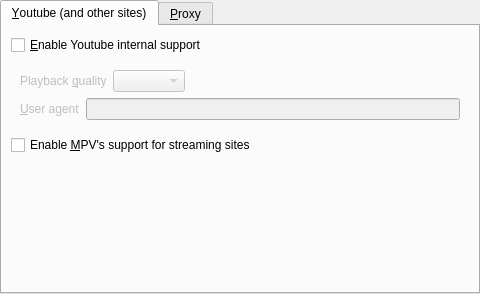
Old version of the form src/gui/pref/network.ui in the repository wilbert2000/wzplayer.
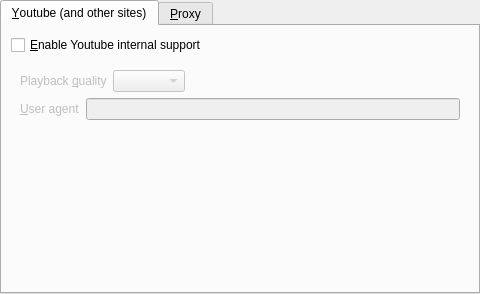
New version of the form.

Commit message:
Removed pref->enable_streaming_sites to pass --ytdl to mpv
No longer needed since mpv 0.7.2 (dec 2014)

```diff
--- a/src/gui/pref/network.ui
+++ b/src/gui/pref/network.ui
@@ -87,13 +87,6 @@
          </layout>
         </widget>
        </item>
-       <item>
-        <widget class="QCheckBox" name="streaming_check">
-         <property name="text">
-          <string>Enable &amp;MPV's support for streaming sites</string>
-         </property>
-        </widget>
-       </item>
        <item>
         <spacer name="verticalSpacer_2">
          <property name="orientation">
```
Left out of the diff: 1 changed line with no effect on the pictures. The commit also changes 6 other files.
